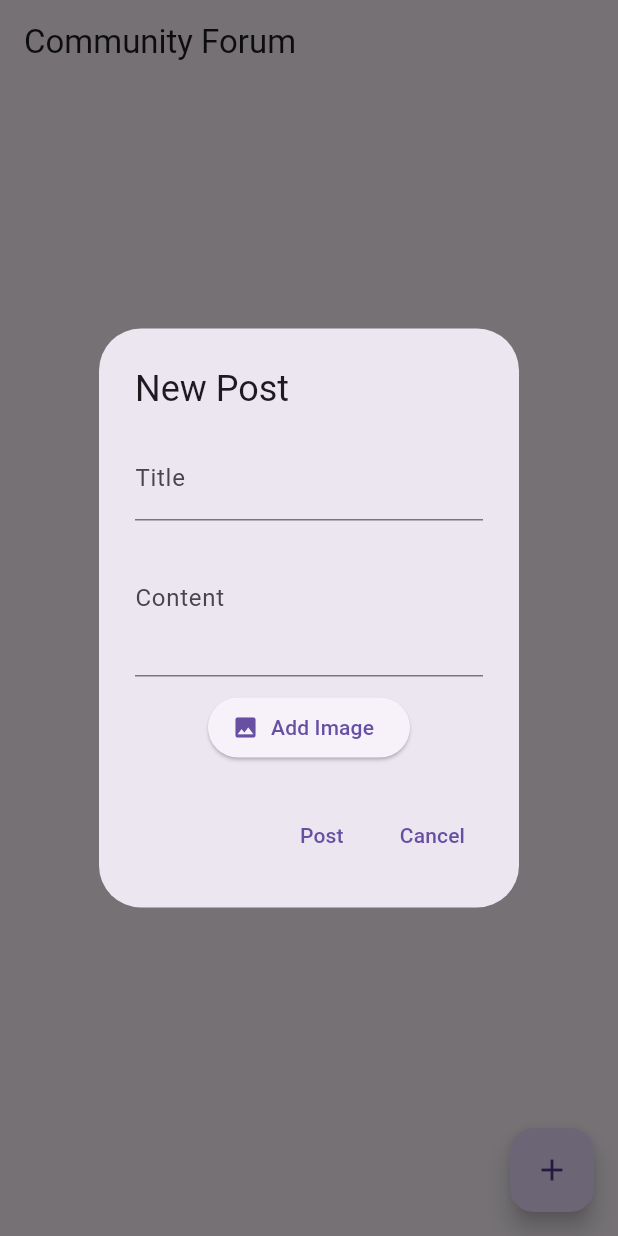
After one commit to nilupul-dew/MAD_Group_09, a Flutter app: the screen it shows after launch, after a tap on the "add" icon, on a phone screen of 412 x 824 dp. The commit adds this screen. Run offline on Flutter 3.47's test engine with Material 3 defaults, Android fonts, the phone set to English and light mode, and no system bars; our stand-ins replace cloud_firestore, firebase_core, flutter_image_compress, image_picker, timeago; accounts and stored records are empty.

Commit message:
Post Adding & fetching done

```diff
--- /dev/null
+++ b/hiking_app/lib/data/firebase_services/post_firebase.dart
@@ -0,0 +1,133 @@
+import 'dart:io';
+import 'package:cloud_firestore/cloud_firestore.dart';
+import '../../domain/models/post_model.dart';
+import 'package:flutter/foundation.dart';
+import 'package:flutter_image_compress/flutter_image_compress.dart';
+import 'package:path_provider/path_provider.dart';
+
+class FirebaseForumService {
+  final FirebaseFirestore _firestore = FirebaseFirestore.instance;
+  final String _collection = 'posts';
+
+  // Web-compatible image upload
+
+  Future<String?> saveImageLocally(
+    Uint8List imageBytes,
+    String fileName,
+  ) async {
+    try {
+      final directory = await getApplicationDocumentsDirectory();
+      final imagePath = '${directory.path}/$fileName';
+      final imageFile = File(imagePath);
+      await imageFile.writeAsBytes(imageBytes);
+      print("✅ Image saved locally: $imagePath");
+      return imagePath;
+    } catch (e) {
+      print("❌ Error saving image locally: $e");
+      return null;
+    }
+  }
+
+  Future<Uint8List?> compressImage(Uint8List originalBytes) async {
+    try {
+      final compressedBytes = await FlutterImageCompress.compressWithList(
+        originalBytes,
+        quality: 60, // Adjust from 0 (max compression) to 100 (no compression)
+        minWidth: 800, // Optional: reduce image dimensions
+        minHeight: 800,
+      );
+      print(
+        "📉 Compressed from ${originalBytes.lengthInBytes} to ${compressedBytes.lengthInBytes} bytes",
+      );
+      return compressedBytes;
+    } catch (e) {
+      print("❌ Compression failed: $e");
+      return originalBytes; // fallback to original if compression fails
+    }
+  }
+
+  Future<List<Post>> fetchPosts() async {
+    print("🔍 Starting to fetch posts from collection: $_collection");
+    try {
+      final querySnapshot =
+          await _firestore
+              .collection(_collection)
+              .orderBy('timestamp', descending: true)
+              .get();
+
+      print("📊 Found ${querySnapshot.docs.length} documents");
+
+      if (querySnapshot.docs.isEmpty) {
+        print("⚠️ No documents found in posts collection");
+        return [];
+      }
+
+      final posts =
+          querySnapshot.docs.map((doc) {
+            print("📄 Processing document: ${doc.id}");
+            final data = doc.data();
+            print("📝 Document data: $data");
+
+            return Post(
+              id: doc.id,
+              userId: data['userId'] ?? '',
+              title: data['title'] ?? '',
+              content: data['content'] ?? '',
+              category: data['category'] ?? '',
+              tags: List<String>.from(data['tags'] ?? []),
+              imageUrl: data['imageUrl'],
+              timestamp: (data['timestamp'] as Timestamp).toDate(),
+            );
+          }).toList();
+
+      print("✅ Successfully converted ${posts.length} posts");
+      return posts;
+    } catch (e) {
+      print("❌ Error fetching posts: $e");
+      return [];
+    }
+  }
+
+  Future<void> addPost(
+    Post post, {
+    Uint8List? imageBytes,
+    String? imageName,
+  }) async {
+    print("📝 Adding post: ${post.title}");
+    try {
+      String? imagePath;
+
+      // Save image locally if provided
+      if (imageBytes != null && imageName != null) {
+        try {
+          Uint8List? processedBytes = imageBytes;
+          if (!kIsWeb) {
+            processedBytes = await compressImage(imageBytes);
+          }
+          imagePath = await saveImageLocally(processedBytes!, imageName);
+          if (imagePath == null) {
+            print("❌ Image save failed, aborting post creation.");
+            return;
+          }
+        } catch (e) {
+          print("❌ Error saving image: $e");
+          return;
+        }
+      }
+
+      final docRef = await _firestore.collection(_collection).add({
+        'userId': post.userId,
+        'title': post.title,
+        'content': post.content,
+        'category': post.category,
+        'tags': post.tags,
+        'imageUrl': imagePath,
+        'timestamp': Timestamp.fromDate(post.timestamp),
+      });
+      print("✅ Post added with ID: ${docRef.id}");
+    } catch (e) {
+      print("❌ Error adding post: $e");
+      throw e;
+    }
+  }
+}
--- /dev/null
+++ b/hiking_app/lib/domain/models/post_model.dart
@@ -0,0 +1,44 @@
+class Post {
+  final String id;
+  final String userId;
+  final String title;
+  final String content;
+  final String category;
+  final List<String> tags;
+  final String? imageUrl;
+  final DateTime timestamp;
+
+  Post({
+    required this.id,
+    required this.userId,
+    required this.title,
+    required this.content,
+    required this.category,
+    required this.tags,
+    this.imageUrl,
+    required this.timestamp,
+  });
+
+  factory Post.fromJson(Map<String, dynamic> json, String id) {
+    return Post(
+      id: id,
+      userId: json['userId'],
+      title: json['title'],
+      content: json['content'],
+      category: json['category'] ?? '',
+      tags: List<String>.from(json['tags'] ?? []),
+      imageUrl: json['imageUrl'],
+      timestamp: DateTime.parse(json['timestamp']),
+    );
+  }
+
+  Map<String, dynamic> toJson() => {
+    'userId': userId,
+    'title': title,
+    'content': content,
+    'category': category,
+    'tags': tags,
+    'imageUrl': imageUrl,
+    'timestamp': timestamp.toIso8601String(),
+  };
+}
--- a/hiking_app/lib/main.dart
+++ b/hiking_app/lib/main.dart
@@ -2,12 +2,18 @@ import 'package:firebase_core/firebase_core.dart';
 import 'package:flutter/material.dart';
 import 'package:cloud_firestore/cloud_firestore.dart';
 import 'package:hiking_app/firebase_options.dart';
+import 'package:hiking_app/presentation/screens/forum_screen.dart';
 
 void main() async {
   WidgetsFlutterBinding.ensureInitialized();
-  await Firebase.initializeApp(
-    options: DefaultFirebaseOptions.currentPlatform,
-  );
+  try {
+    await Firebase.initializeApp(
+      options: DefaultFirebaseOptions.currentPlatform, // Add this line
+    );
+    print("✅ Firebase initialized successfully");
+  } catch (e) {
+    print("❌ Firebase initialization failed: $e");
+  }
   runApp(MyApp());
 }
 
@@ -16,23 +22,13 @@ class MyApp extends StatelessWidget {
   final FirebaseFirestore db = FirebaseFirestore.instance;
   // This widget is the root of your application.
   @override
+  @override
   Widget build(BuildContext context) {
+    print("🚀 MyApp build method called");
     return MaterialApp(
-      home: Scaffold(
-        appBar: AppBar(
-          title: Text("Firestore Example", style: TextStyle(color: Colors.red)),
-        ),
-        body: Center(
-          child: ElevatedButton(
-            onPressed: () async {
-              await db.collection("test2").add({
-                "message": "Hello, Firestore!",
-              });
-            },
-            child: Text("Add Document"),
-          ),
-        ), // This trailing comma makes auto-formatting nicer for build methods.
-      ),
+      title: 'Camping App',
+      theme: ThemeData(primarySwatch: Colors.green),
+      home: ForumScreen(),
     );
   }
 }
--- /dev/null
+++ b/hiking_app/lib/presentation/screens/forum_screen.dart
@@ -0,0 +1,183 @@
+import 'dart:typed_data';
+import 'package:flutter/material.dart';
+import 'package:hiking_app/data/firebase_services/post_firebase.dart';
+import 'package:image_picker/image_picker.dart';
+import '../widgets/post_tile.dart';
+import '../../../domain/models/post_model.dart';
+
+class ForumScreen extends StatefulWidget {
+  const ForumScreen({super.key});
+
+  @override
+  State<ForumScreen> createState() => _ForumScreenState();
+}
+
+class _ForumScreenState extends State<ForumScreen> {
+  final FirebaseForumService _service = FirebaseForumService();
+  final ImagePicker _picker = ImagePicker();
+
+  List<Post> _posts = [];
+  bool _isLoading = true;
+
+  @override
+  void initState() {
+    super.initState();
+    _loadPosts();
+  }
+
+  void _loadPosts() async {
+    setState(() {
+      _isLoading = true;
+    });
+
+    try {
+      final posts = await _service.fetchPosts();
+      setState(() {
+        _posts = posts;
+        _isLoading = false;
+      });
+    } catch (e) {
+      print("❌ Error loading posts: $e");
+      setState(() {
+        _isLoading = false;
+      });
+    }
+  }
+
+  void _showAddPostDialog() {
+    String title = '';
+    String content = '';
+    String category = 'Tips';
+    Uint8List? selectedImageBytes;
+    String? selectedImageName;
+
+    showDialog(
+      context: context,
+      builder:
+          (_) => StatefulBuilder(
+            builder:
+                (context, setDialogState) => AlertDialog(
+                  title: const Text('New Post'),
+                  content: SingleChildScrollView(
+                    child: Column(
+                      mainAxisSize: MainAxisSize.min,
+                      children: [
+                        TextField(
+                          onChanged: (val) => title = val,
+                          decoration: const InputDecoration(labelText: 'Title'),
+                        ),
+                        TextField(
+                          onChanged: (val) => content = val,
+                          decoration: const InputDecoration(
+                            labelText: 'Content',
+                          ),
+                          maxLines: 3,
+                        ),
+                        const SizedBox(height: 10),
+
+                        /// Image selection button
+                        ElevatedButton.icon(
+                          onPressed: () async {
+                            final XFile? pickedFile = await _picker.pickImage(
+                              source: ImageSource.gallery,
+                            );
+                            if (pickedFile != null) {
+                              final bytes = await pickedFile.readAsBytes();
+                              final compressedBytes = await _service
+                                  .compressImage(bytes);
+                              if (compressedBytes != null) {
+                                setDialogState(() {
+                                  selectedImageBytes = compressedBytes;
+                                  selectedImageName = pickedFile.name;
+                                });
+                              }
+                            }
+                          },
+                          icon: const Icon(Icons.image),
+                          label: Text(
+                            selectedImageBytes != null
+                                ? 'Image Selected'
+                                : 'Add Image',
+                          ),
+                        ),
+                        if (selectedImageBytes != null)
+                          Container(
+                            height: 100,
+                            width: 100,
+                            margin: const EdgeInsets.only(top: 10),
+                            decoration: BoxDecoration(
+                              border: Border.all(color: Colors.grey),
+                              borderRadius: BorderRadius.circular(8),
+                            ),
+                            child: Image.memory(
+                              selectedImageBytes!,
+                              fit: BoxFit.cover,
+                            ),
+                          ),
+                      ],
+                    ),
+                  ),
+                  actions: [
+                    TextButton(
+                      onPressed: () async {
+                        if (title.isEmpty || content.isEmpty) {
+                          print("⚠️ Title or content is empty");
+                          return;
+                        }
+
+                        final post = Post(
+                          id: '',
+                          userId: 'user123',
+                          title: title,
+                          content: content,
+                          category: category,
+                          tags: ['example', 'demo'],
+                          imageUrl: null,
+                          timestamp: DateTime.now(),
+                        );
+
+                        try {
+                          await _service.addPost(
+                            post,
+                            imageBytes: selectedImageBytes,
+                            imageName: selectedImageName,
+                          );
+                          Navigator.pop(context);
+                          _loadPosts();
+                        } catch (e) {
+                          print("❌ Error adding post: $e");
+                        }
+                      },
+                      child: const Text('Post'),
+                    ),
+                    TextButton(
+                      onPressed: () => Navigator.pop(context),
+                      child: const Text('Cancel'),
+                    ),
+                  ],
+                ),
+          ),
+    );
+  }
+
+  @override
+  Widget build(BuildContext context) {
+    return Scaffold(
+      appBar: AppBar(title: const Text("Community Forum")),
+      body:
+          _isLoading
+              ? const Center(child: CircularProgressIndicator())
+              : _posts.isEmpty
+              ? const Center(child: Text("No posts yet. Add the first post!"))
+              : ListView.builder(
+                itemCount: _posts.length,
+                itemBuilder: (_, i) => PostTile(post: _posts[i]),
+              ),
+      floatingActionButton: FloatingActionButton(
+        onPressed: _showAddPostDialog,
+        tooltip: 'Add Post',
+        child: const Icon(Icons.add),
+      ),
+    );
+  }
+}
```
Also changed, not shown: hiking_app/lib/presentation/widgets/post_tile.dart (added, +128 -0 lines), hiking_app/pubspec.yaml (+6 -1 lines), hiking_app/lib/firebase_options.dart, hiking_app/pubspec.lock, 7 other files.
